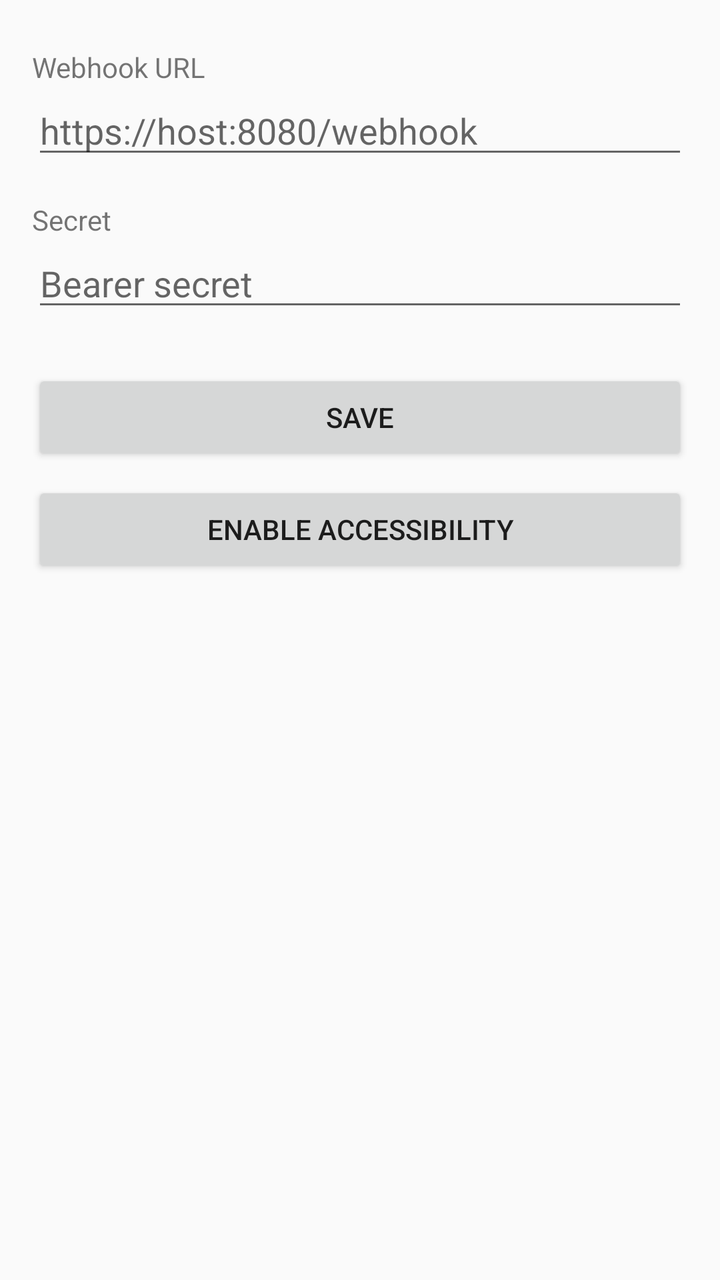
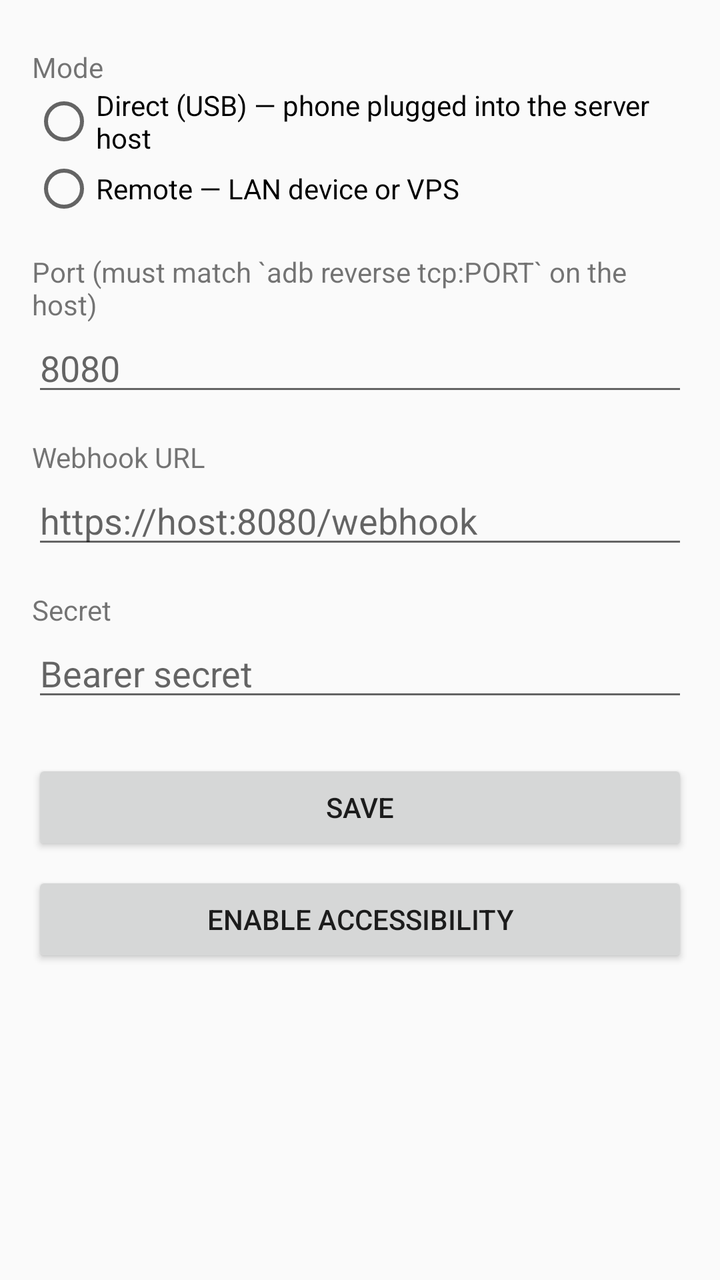

An Android layout rendered at two revisions. The XML below is the earlier revision; the diff shows what the commit changed to produce the second picture.
<!-- AndroidManifest.xml: application theme Theme.IndeedKeyParser -->
<!-- res/layout/activity_settings.xml -->
<?xml version="1.0" encoding="utf-8"?>
<LinearLayout xmlns:android="http://schemas.android.com/apk/res/android"
    android:layout_width="match_parent"
    android:layout_height="match_parent"
    android:orientation="vertical"
    android:padding="16dp">

    <TextView
        android:layout_width="match_parent"
        android:layout_height="wrap_content"
        android:text="Webhook URL"
        android:paddingTop="8dp" />

    <EditText
        android:id="@+id/webhookUrl"
        android:layout_width="match_parent"
        android:layout_height="wrap_content"
        android:hint="https://host:8080/webhook"
        android:inputType="textUri"
        android:autofillHints="" />

    <TextView
        android:layout_width="match_parent"
        android:layout_height="wrap_content"
        android:text="Secret"
        android:paddingTop="16dp" />

    <EditText
        android:id="@+id/secret"
        android:layout_width="match_parent"
        android:layout_height="wrap_content"
        android:hint="Bearer secret"
        android:inputType="textPassword"
        android:autofillHints="" />

    <Button
        android:id="@+id/save"
        android:layout_width="match_parent"
        android:layout_height="wrap_content"
        android:layout_marginTop="24dp"
        android:text="Save" />

    <Button
        android:id="@+id/enableAccessibility"
        android:layout_width="match_parent"
        android:layout_height="wrap_content"
        android:layout_marginTop="8dp"
        android:text="Enable accessibility" />

</LinearLayout>
<!-- resources referenced by this layout -->
<resources>
  <style name="Theme.IndeedKeyParser" parent="Theme.AppCompat.DayNight.NoActionBar" />
</resources>

<!-- the commit's change to res/layout/activity_settings.xml (unified diff, before → after) -->
@@ -1,50 +1,107 @@
 <?xml version="1.0" encoding="utf-8"?>
-<LinearLayout xmlns:android="http://schemas.android.com/apk/res/android"
+<ScrollView xmlns:android="http://schemas.android.com/apk/res/android"
     android:layout_width="match_parent"
-    android:layout_height="match_parent"
-    android:orientation="vertical"
-    android:padding="16dp">
+    android:layout_height="match_parent">
 
-    <TextView
+    <LinearLayout
         android:layout_width="match_parent"
         android:layout_height="wrap_content"
-        android:text="Webhook URL"
-        android:paddingTop="8dp" />
+        android:orientation="vertical"
+        android:padding="16dp">
 
-    <EditText
-        android:id="@+id/webhookUrl"
-        android:layout_width="match_parent"
-        android:layout_height="wrap_content"
-        android:hint="https://host:8080/webhook"
-        android:inputType="textUri"
-        android:autofillHints="" />
+        <TextView
+            android:layout_width="match_parent"
+            android:layout_height="wrap_content"
+            android:text="Mode"
+            android:paddingTop="8dp" />
 
-    <TextView
-        android:layout_width="match_parent"
-        android:layout_height="wrap_content"
-        android:text="Secret"
-        android:paddingTop="16dp" />
+        <RadioGroup
+            android:id="@+id/modeGroup"
+            android:layout_width="match_parent"
+            android:layout_height="wrap_content">
 
-    <EditText
-        android:id="@+id/secret"
-        android:layout_width="match_parent"
-        android:layout_height="wrap_content"
-        android:hint="Bearer secret"
-        android:inputType="textPassword"
-        android:autofillHints="" />
+            <RadioButton
+                android:id="@+id/modeDirect"
+                android:layout_width="match_parent"
+                android:layout_height="wrap_content"
+                android:text="Direct (USB) — phone plugged into the server host" />
 
-    <Button
-        android:id="@+id/save"
-        android:layout_width="match_parent"
-        android:layout_height="wrap_content"
-        android:layout_marginTop="24dp"
-        android:text="Save" />
+            <RadioButton
+                android:id="@+id/modeRemote"
+                android:layout_width="match_parent"
+                android:layout_height="wrap_content"
+                android:text="Remote — LAN device or VPS" />
+        </RadioGroup>
 
-    <Button
-        android:id="@+id/enableAccessibility"
-        android:layout_width="match_parent"
-        android:layout_height="wrap_content"
-        android:layout_marginTop="8dp"
-        android:text="Enable accessibility" />
+        <LinearLayout
+            android:id="@+id/directBox"
+            android:layout_width="match_parent"
+            android:layout_height="wrap_content"
+            android:orientation="vertical">
 
-</LinearLayout>
+            <TextView
+                android:layout_width="match_parent"
+                android:layout_height="wrap_content"
+                android:text="Port (must match `adb reverse tcp:PORT` on the host)"
+                android:paddingTop="16dp" />
+
+            <EditText
+                android:id="@+id/directPort"
+                android:layout_width="match_parent"
+                android:layout_height="wrap_content"
+                android:hint="8080"
+                android:inputType="number"
+                android:autofillHints="" />
+        </LinearLayout>
+
+        <LinearLayout
+            android:id="@+id/remoteBox"
+            android:layout_width="match_parent"
+            android:layout_height="wrap_content"
+            android:orientation="vertical">
+
+            <TextView
+                android:layout_width="match_parent"
+                android:layout_height="wrap_content"
+                android:text="Webhook URL"
+                android:paddingTop="16dp" />
+
+            <EditText
+                android:id="@+id/webhookUrl"
+                android:layout_width="match_parent"
+                android:layout_height="wrap_content"
+                android:hint="https://host:8080/webhook"
+                android:inputType="textUri"
+                android:autofillHints="" />
+        </LinearLayout>
+
+        <TextView
+            android:layout_width="match_parent"
+            android:layout_height="wrap_content"
+            android:text="Secret"
+            android:paddingTop="16dp" />
+
+        <EditText
+            android:id="@+id/secret"
+            android:layout_width="match_parent"
+            android:layout_height="wrap_content"
+            android:hint="Bearer secret"
+            android:inputType="textPassword"
+            android:autofillHints="" />
+
+        <Button
+            android:id="@+id/save"
+            android:layout_width="match_parent"
+            android:layout_height="wrap_content"
+            android:layout_marginTop="24dp"
+            android:text="Save" />
+
+        <Button
+            android:id="@+id/enableAccessibility"
+            android:layout_width="match_parent"
+            android:layout_height="wrap_content"
+            android:layout_marginTop="8dp"
+            android:text="Enable accessibility" />
+
+    </LinearLayout>
+</ScrollView>
